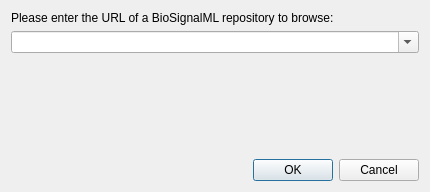
First picture: the form in chart/ui/repo.ui, repository BioSignalML/biosignalml-browser, before the edit.
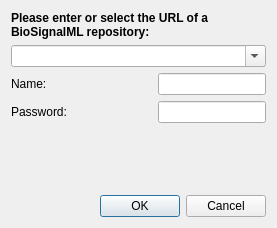
Second picture: the form after the edit.

Commit message: Allow users to authenticate at startup; remember last repository connected to.

The edit to the form file:
```diff
--- a/chart/ui/repo.ui
+++ b/chart/ui/repo.ui
@@ -6,23 +6,44 @@
    <rect>
     <x>0</x>
     <y>0</y>
-    <width>430</width>
-    <height>192</height>
+    <width>277</width>
+    <height>228</height>
    </rect>
   </property>
+  <property name="sizePolicy">
+   <sizepolicy hsizetype="Preferred" vsizetype="Preferred">
+    <horstretch>0</horstretch>
+    <verstretch>0</verstretch>
+   </sizepolicy>
+  </property>
   <property name="windowTitle">
    <string>Dialog</string>
   </property>
+  <layout class="QHBoxLayout" name="horizontalLayout_6">
+   <item>
   <layout class="QVBoxLayout" name="verticalLayout_2">
    <item>
-    <layout class="QVBoxLayout" name="verticalLayout">
-     <item>
       <widget class="QLabel" name="label">
+       <property name="font">
+        <font>
+         <weight>75</weight>
+         <bold>true</bold>
+        </font>
+       </property>
        <property name="text">
-        <string>Please enter the URL of a BioSignalML repository to browse:</string>
+        <string>Please enter or select the URL of a BioSignalML repository:</string>
+       </property>
+       <property name="wordWrap">
+        <bool>true</bool>
        </property>
       </widget>
      </item>
+     <item>
+      <layout class="QHBoxLayout" name="horizontalLayout_4">
+       <item>
+        <layout class="QVBoxLayout" name="verticalLayout">
+         <item>
+          <layout class="QHBoxLayout" name="horizontalLayout_3" stretch="5">
      <item>
       <widget class="QComboBox" name="repository">
        <property name="editable">
@@ -36,6 +57,83 @@
        </property>
       </widget>
      </item>
+          </layout>
+         </item>
+         <item>
+          <layout class="QHBoxLayout" name="horizontalLayout_2">
+           <item>
+            <widget class="QLabel" name="label_2">
+             <property name="text">
+              <string>Name:</string>
+             </property>
+            </widget>
+           </item>
+           <item>
+            <spacer name="horizontalSpacer">
+             <property name="orientation">
+              <enum>Qt::Horizontal</enum>
+             </property>
+             <property name="sizeHint" stdset="0">
+              <size>
+               <width>40</width>
+               <height>20</height>
+              </size>
+             </property>
+            </spacer>
+           </item>
+           <item>
+            <widget class="QLineEdit" name="username">
+             <property name="sizePolicy">
+              <sizepolicy hsizetype="Fixed" vsizetype="Fixed">
+               <horstretch>0</horstretch>
+               <verstretch>0</verstretch>
+              </sizepolicy>
+             </property>
+            </widget>
+           </item>
+          </layout>
+         </item>
+         <item>
+          <layout class="QHBoxLayout" name="horizontalLayout">
+           <item>
+            <widget class="QLabel" name="label_3">
+             <property name="text">
+              <string>Password:</string>
+             </property>
+            </widget>
+           </item>
+           <item>
+            <spacer name="horizontalSpacer_2">
+             <property name="orientation">
+              <enum>Qt::Horizontal</enum>
+             </property>
+             <property name="sizeHint" stdset="0">
+              <size>
+               <width>40</width>
+               <height>20</height>
+              </size>
+             </property>
+            </spacer>
+           </item>
+           <item>
+            <widget class="QLineEdit" name="password">
+             <property name="sizePolicy">
+              <sizepolicy hsizetype="Fixed" vsizetype="Fixed">
+               <horstretch>0</horstretch>
+               <verstretch>0</verstretch>
+              </sizepolicy>
+             </property>
+             <property name="echoMode">
+              <enum>QLineEdit::Password</enum>
+             </property>
+            </widget>
+           </item>
+          </layout>
+         </item>
+        </layout>
+       </item>
+      </layout>
+     </item>
      <item>
       <spacer name="verticalSpacer">
        <property name="orientation">
@@ -43,8 +141,23 @@
        </property>
        <property name="sizeHint" stdset="0">
         <size>
-         <width>20</width>
-         <height>40</height>
+         <width>17</width>
+         <height>13</height>
+        </size>
+       </property>
+      </spacer>
+     </item>
+     <item>
+      <layout class="QHBoxLayout" name="horizontalLayout_5">
+       <item>
+        <spacer name="horizontalSpacer_5">
+         <property name="orientation">
+          <enum>Qt::Horizontal</enum>
+         </property>
+         <property name="sizeHint" stdset="0">
+          <size>
+           <width>40</width>
+           <height>20</height>
         </size>
        </property>
       </spacer>
@@ -58,6 +171,8 @@
         <set>QDialogButtonBox::Cancel|QDialogButtonBox::Ok</set>
        </property>
       </widget>
+       </item>
+      </layout>
      </item>
     </layout>
    </item>
```
Left out of the diff: 2 changed lines with no effect on the pictures. Lines whose indentation alone changed are shown as unchanged. The commit also changes 1 other file.
